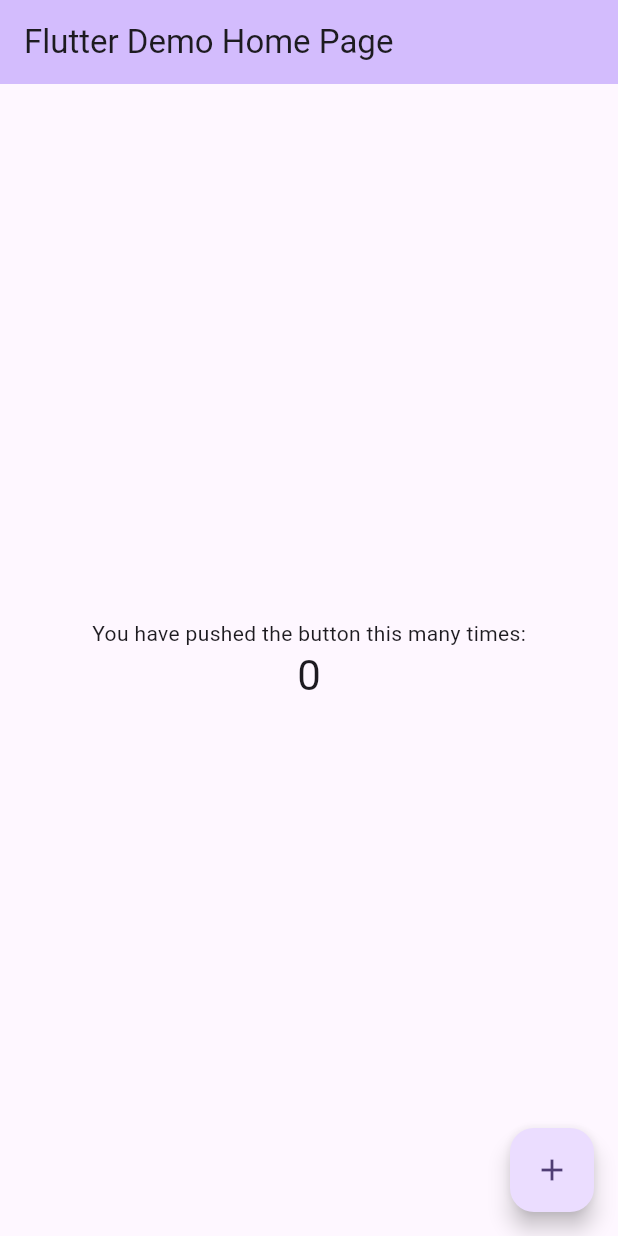
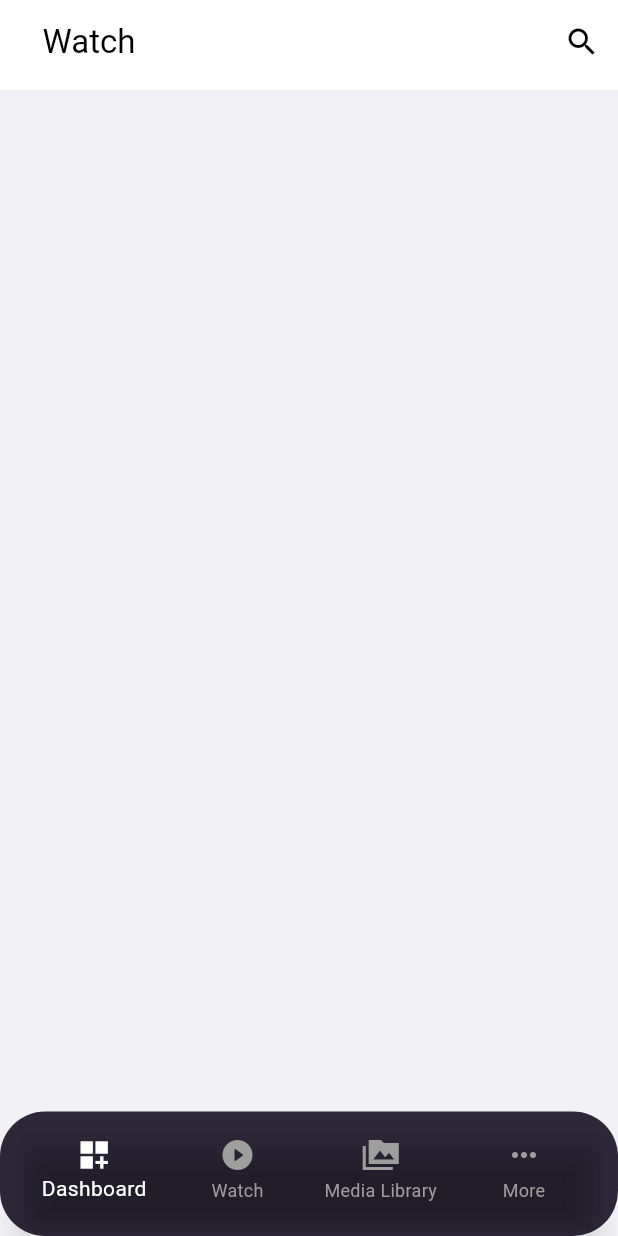
Before and after one commit to IbrahimBasit5802/movie-app, a Flutter app: the screen it shows after launch, on a phone screen of 412 x 824 dp. Run offline on Flutter 3.47's test engine with Material 3 defaults, Android fonts, the phone set to English and light mode, and no system bars; our stand-ins replace flutter_dotenv.

```diff
--- a/lib/main.dart
+++ b/lib/main.dart
@@ -1,4 +1,6 @@
+import 'package:flutter/cupertino.dart';
 import 'package:flutter/material.dart';
+import 'package:movie_app/pages/home/ui/home_page.dart';
 
 void main() {
   runApp(const MyApp());
@@ -7,119 +9,10 @@ void main() {
 class MyApp extends StatelessWidget {
   const MyApp({super.key});
 
-  // This widget is the root of your application.
   @override
   Widget build(BuildContext context) {
-    return MaterialApp(
-      title: 'Flutter Demo',
-      theme: ThemeData(
-        // This is the theme of your application.
-        //
-        // TRY THIS: Try running your application with "flutter run". You'll see
-        // the application has a purple toolbar. Then, without quitting the app,
-        // try changing the seedColor in the colorScheme below to Colors.green
-        // and then invoke "hot reload" (save your changes or press the "hot
-        // reload" button in a Flutter-supported IDE, or press "r" if you used
-        // the command line to start the app).
-        //
-        // Notice that the counter didn't reset back to zero; the application
-        // state is not lost during the reload. To reset the state, use hot
-        // restart instead.
-        //
-        // This works for code too, not just values: Most code changes can be
-        // tested with just a hot reload.
-        colorScheme: ColorScheme.fromSeed(seedColor: Colors.deepPurple),
-        useMaterial3: true,
-      ),
-      home: const MyHomePage(title: 'Flutter Demo Home Page'),
+    return const MaterialApp(
+      home: HomePage(),
     );
   }
 }
-
-class MyHomePage extends StatefulWidget {
-  const MyHomePage({super.key, required this.title});
-
-  // This widget is the home page of your application. It is stateful, meaning
-  // that it has a State object (defined below) that contains fields that affect
-  // how it looks.
-
-  // This class is the configuration for the state. It holds the values (in this
-  // case the title) provided by the parent (in this case the App widget) and
-  // used by the build method of the State. Fields in a Widget subclass are
-  // always marked "final".
-
-  final String title;
-
-  @override
-  State<MyHomePage> createState() => _MyHomePageState();
-}
-
-class _MyHomePageState extends State<MyHomePage> {
-  int _counter = 0;
-
-  void _incrementCounter() {
-    setState(() {
-      // This call to setState tells the Flutter framework that something has
-      // changed in this State, which causes it to rerun the build method below
-      // so that the display can reflect the updated values. If we changed
-      // _counter without calling setState(), then the build method would not be
-      // called again, and so nothing would appear to happen.
-      _counter++;
-    });
-  }
-
-  @override
-  Widget build(BuildContext context) {
-    // This method is rerun every time setState is called, for instance as done
-    // by the _incrementCounter method above.
-    //
-    // The Flutter framework has been optimized to make rerunning build methods
-    // fast, so that you can just rebuild anything that needs updating rather
-    // than having to individually change instances of widgets.
-    return Scaffold(
-      appBar: AppBar(
-        // TRY THIS: Try changing the color here to a specific color (to
-        // Colors.amber, perhaps?) and trigger a hot reload to see the AppBar
-        // change color while the other colors stay the same.
-        backgroundColor: Theme.of(context).colorScheme.inversePrimary,
-        // Here we take the value from the MyHomePage object that was created by
-        // the App.build method, and use it to set our appbar title.
-        title: Text(widget.title),
-      ),
-      body: Center(
-        // Center is a layout widget. It takes a single child and positions it
-        // in the middle of the parent.
-        child: Column(
-          // Column is also a layout widget. It takes a list of children and
-          // arranges them vertically. By default, it sizes itself to fit its
-          // children horizontally, and tries to be as tall as its parent.
-          //
-          // Column has various properties to control how it sizes itself and
-          // how it positions its children. Here we use mainAxisAlignment to
-          // center the children vertically; the main axis here is the vertical
-          // axis because Columns are vertical (the cross axis would be
-          // horizontal).
-          //
-          // TRY THIS: Invoke "debug painting" (choose the "Toggle Debug Paint"
-          // action in the IDE, or press "p" in the console), to see the
-          // wireframe for each widget.
-          mainAxisAlignment: MainAxisAlignment.center,
-          children: <Widget>[
-            const Text(
-              'You have pushed the button this many times:',
-            ),
-            Text(
-              '$_counter',
-              style: Theme.of(context).textTheme.headlineMedium,
-            ),
-          ],
-        ),
-      ),
-      floatingActionButton: FloatingActionButton(
-        onPressed: _incrementCounter,
-        tooltip: 'Increment',
-        child: const Icon(Icons.add),
-      ), // This trailing comma makes auto-formatting nicer for build methods.
-    );
-  }
-}
--- /dev/null
+++ b/lib/pages/home/ui/home_page.dart
@@ -0,0 +1,23 @@
+import 'package:flutter/material.dart';
+import 'package:movie_app/pages/widgets/app_bar.dart';
+import 'package:movie_app/pages/widgets/bottom_nav_bar.dart';
+import 'package:movie_app/theme/colors.dart';
+
+class HomePage extends StatefulWidget {
+  const HomePage({super.key});
+
+  @override
+  State<HomePage> createState() => _HomePageState();
+}
+
+class _HomePageState extends State<HomePage> {
+  @override
+  Widget build(BuildContext context) {
+    return const Scaffold(
+      backgroundColor: kBackgroundColor,
+      appBar: PreferredSize(
+          preferredSize: Size.fromHeight(60), child: CustomAppBar()),
+      bottomNavigationBar: CustomBottomNavBar(),
+    );
+  }
+}
--- /dev/null
+++ b/lib/pages/widgets/app_bar.dart
@@ -0,0 +1,105 @@
+import 'package:flutter/material.dart';
+import 'package:movie_app/theme/colors.dart';
+
+class CustomAppBar extends StatefulWidget {
+  const CustomAppBar({
+    Key? key,
+  }) : super(key: key);
+
+  @override
+  State<CustomAppBar> createState() => _CustomAppBarState();
+}
+
+class _CustomAppBarState extends State<CustomAppBar>
+    with SingleTickerProviderStateMixin {
+  bool _isSearchBarVisible = false;
+
+  late final AnimationController _animationController;
+  late final Animation<Offset> _slideAnimation;
+
+  final TextEditingController _searchController = TextEditingController();
+
+  @override
+  void initState() {
+    super.initState();
+    _animationController = AnimationController(
+        vsync: this, duration: const Duration(milliseconds: 300));
+    _slideAnimation = Tween<Offset>(
+      begin: const Offset(0.2, 0),
+      end: const Offset(0, 0),
+    ).animate(_animationController);
+  }
+
+  @override
+  void dispose() {
+    _animationController.dispose();
+    super.dispose();
+  }
+
+  void _toggleSearchBarVisibility() {
+    setState(() {
+      _isSearchBarVisible = !_isSearchBarVisible;
+    });
+    if (_isSearchBarVisible) {
+      _animationController.forward();
+    } else {
+      _animationController.reverse();
+    }
+  }
+
+  @override
+  Widget build(BuildContext context) {
+    return AppBar(
+      elevation: 0,
+      centerTitle: false,
+      foregroundColor: Colors.black,
+      backgroundColor: kAppBarBackgroundColor,
+      title: AnimatedBuilder(
+        animation: _slideAnimation,
+        builder: (context, child) {
+          return SlideTransition(
+            position: _slideAnimation,
+            child: child,
+          );
+        },
+        child: Visibility(
+          visible: _isSearchBarVisible,
+          replacement: const Text('Watch'),
+          child: TextField(
+            controller: _searchController,
+            onSubmitted: (value) {},
+            cursorColor: Colors.black,
+            decoration: InputDecoration(
+              filled: true,
+              fillColor: kBackgroundColor,
+              prefixIcon: IconButton(
+                onPressed: () {},
+                icon: const Icon(Icons.search, color: Colors.black),
+              ),
+              suffixIcon: IconButton(
+                icon: const Icon(Icons.clear, color: Colors.black),
+                onPressed: () {
+                  _toggleSearchBarVisibility!();
+                  _searchController.clear();
+                },
+              ),
+              hintText: 'TV Shows, Movies and more',
+              border: OutlineInputBorder(
+                borderRadius: BorderRadius.circular(30),
+                borderSide: BorderSide.none,
+              ),
+            ),
+          ),
+        ),
+      ),
+      actions: [
+        _isSearchBarVisible
+            ? Container()
+            : IconButton(
+                onPressed: _toggleSearchBarVisibility,
+                icon: const Icon(Icons.search, color: Colors.black),
+              )
+      ],
+    );
+  }
+}
--- /dev/null
+++ b/lib/pages/widgets/bottom_nav_bar.dart
@@ -0,0 +1,49 @@
+import 'package:flutter/material.dart';
+import 'package:movie_app/theme/colors.dart';
+
+class CustomBottomNavBar extends StatelessWidget {
+  const CustomBottomNavBar({
+    super.key,
+  });
+
+  @override
+  Widget build(BuildContext context) {
+    return Container(
+      padding: const EdgeInsets.only(left: 15, right: 15, top: 10, bottom: 15),
+      decoration: const BoxDecoration(
+        color: kNavBarColor,
+        borderRadius: BorderRadius.all(
+          Radius.circular(30),
+        ),
+      ),
+      child: BottomNavigationBar(
+        backgroundColor: Colors.transparent,
+        selectedItemColor: Colors.white,
+        unselectedItemColor: Colors.grey,
+        type: BottomNavigationBarType.fixed,
+        items: const [
+          BottomNavigationBarItem(
+            icon: Icon(Icons.dashboard_customize_sharp),
+            label: 'Dashboard',
+            backgroundColor: kNavBarColor,
+          ),
+          BottomNavigationBarItem(
+            icon: Icon(Icons.play_circle_fill_rounded),
+            label: 'Watch',
+            backgroundColor: kNavBarColor,
+          ),
+          BottomNavigationBarItem(
+            icon: Icon(Icons.perm_media_sharp),
+            label: 'Media Library',
+            backgroundColor: kNavBarColor,
+          ),
+          BottomNavigationBarItem(
+            icon: Icon(Icons.more_horiz_sharp),
+            label: 'More',
+            backgroundColor: kNavBarColor,
+          ),
+        ],
+      ),
+    );
+  }
+}
--- /dev/null
+++ b/lib/theme/colors.dart
@@ -0,0 +1,8 @@
+import 'dart:ui';
+
+const kAppBarBackgroundColor = Color(0xFFFFFFFF);
+const kBackgroundColor = Color(0xFFF2F2F6);
+
+const kLightBlue = Color(0xFF61C3F2);
+
+const kNavBarColor = Color(0xFF2E2739);
```
Also changed, not shown: lib/api/request_url.dart (added, +61 -0 lines), lib/models/api_response.dart (added, +17 -0 lines), lib/models/movie.dart (added, +62 -0 lines), lib/theme/theme.dart (added, +7 -0 lines), pubspec.yaml (+6 -2 lines), assets/icons/dashboard-icon.svg (added), assets/icons/dashboard.png (added), assets/icons/media-library-icon.svg (added), assets/icons/more-icon.svg (added), assets/icons/search-icon.svg (added), assets/icons/watch-icon.svg (added), pubspec.lock, 11 other files.
